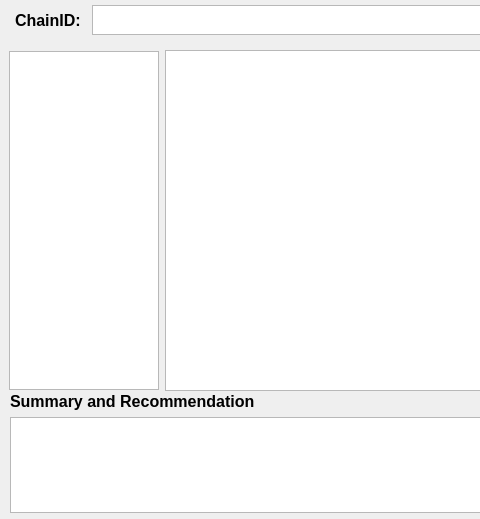
thelonecrouton/bitcredit, file src/qt/forms/databasebrowserwidget.ui: the form before one commit; both pictures show x 0 to 480 and y 0 to 519 of the 768 by 519 pixel window.
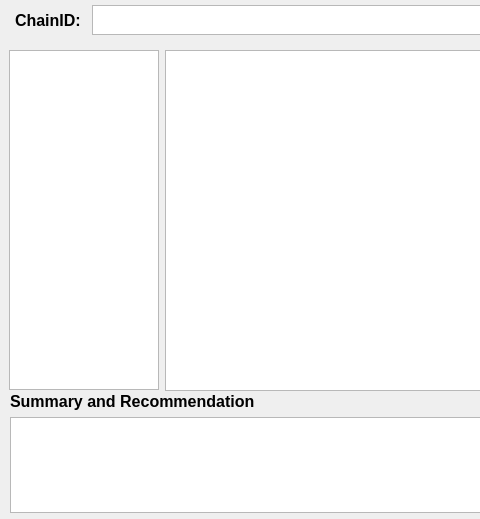
The form after the commit. Icons and pictures are not drawn. Custom widgets are drawn as their Qt base class.

The edit to the form file:
```diff
--- a/src/qt/forms/databasebrowserwidget.ui
+++ b/src/qt/forms/databasebrowserwidget.ui
@@ -62,7 +62,7 @@
       <property name="maximumSize">
        <size>
         <width>150</width>
-        <height>339</height>
+        <height>340</height>
        </size>
       </property>
      </widget>
@@ -85,7 +85,7 @@
     </item>
    </layout>
   </widget>
-  <widget class="QWidget" name="">
+  <widget class="QWidget" name="layoutWidget">
    <property name="geometry">
     <rect>
      <x>10</x>
```
